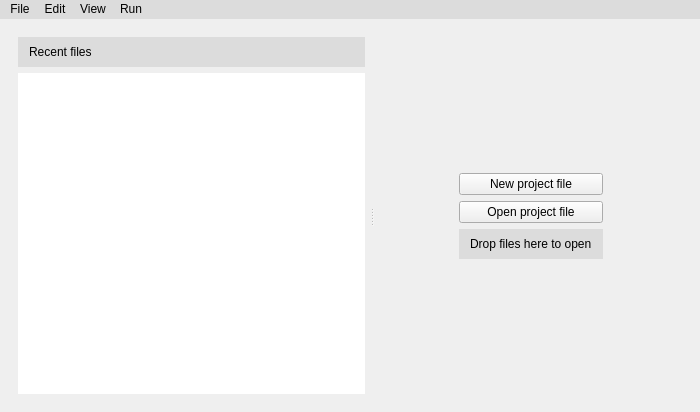
This is pydre/gui/ui_files/mainwindow.ui in OSUDSL/pydre as Qt 5 draws it before an edit. The edited form follows.
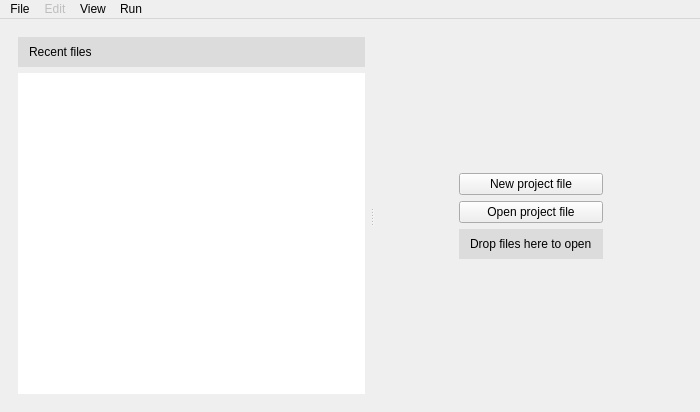
This is the edited form. The open tabs and pages were chosen to show the change. Icons and pictures are not drawn.

Commit message: Disabled nonfunctional edit menu

Diff of the .ui file:
```diff
--- a/pydre/gui/ui_files/mainwindow.ui
+++ b/pydre/gui/ui_files/mainwindow.ui
@@ -35,9 +35,6 @@
   <property name="windowOpacity">
    <double>1.000000000000000</double>
   </property>
-  <property name="styleSheet">
-   <string notr="true"/>
-  </property>
   <widget class="QWidget" name="centralwidget">
    <layout class="QVBoxLayout" name="verticalLayout">
     <item>
@@ -540,14 +537,13 @@
      <x>0</x>
      <y>0</y>
      <width>700</width>
-     <height>18</height>
+     <height>17</height>
     </rect>
    </property>
-   <property name="styleSheet">
-    <string notr="true">background-color: rgb(220, 220, 220);
-</string>
-   </property>
    <widget class="QMenu" name="file_menu">
+    <property name="enabled">
+     <bool>true</bool>
+    </property>
     <property name="title">
      <string>File</string>
     </property>
@@ -562,6 +558,9 @@
     <addaction name="actionClose_2"/>
    </widget>
    <widget class="QMenu" name="edit_menu">
+    <property name="enabled">
+     <bool>false</bool>
+    </property>
     <property name="title">
      <string>Edit</string>
     </property>
```
Left out of the diff: 28 changed lines with no effect on the pictures. The commit also changes 2 other files.
